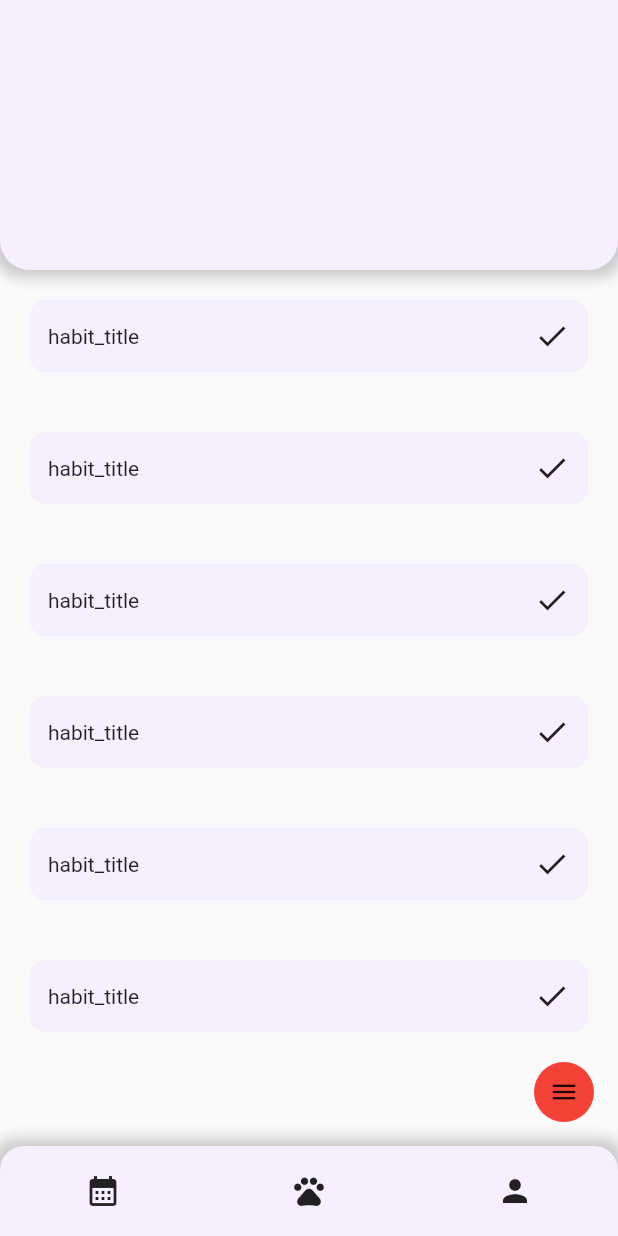
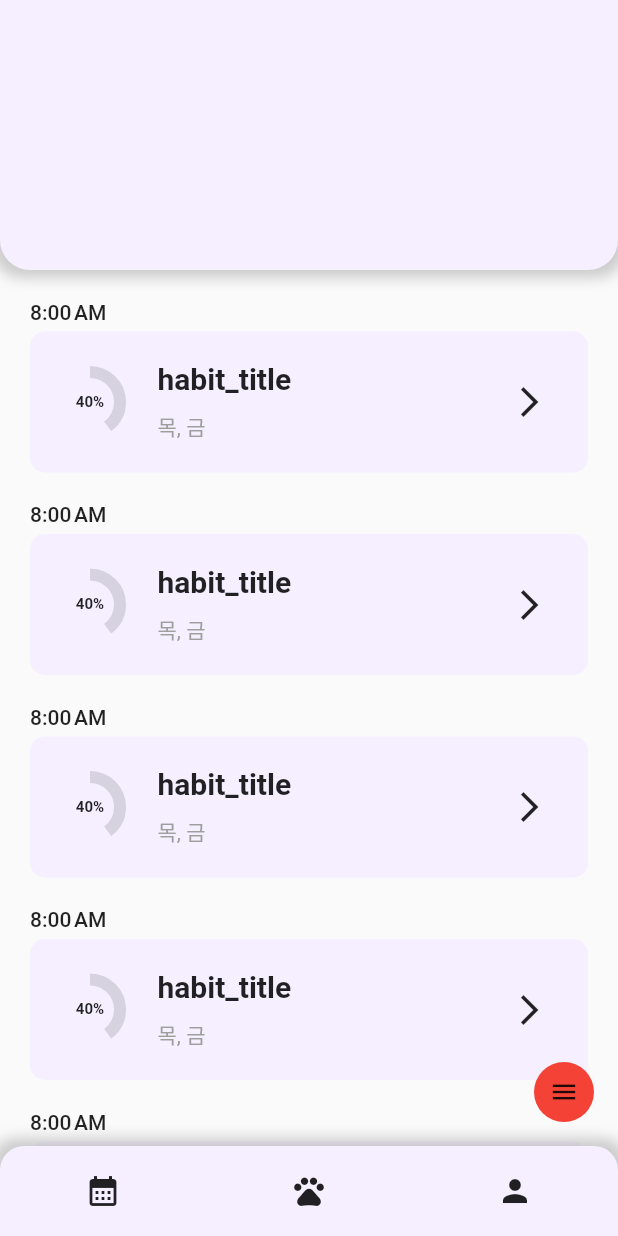
Before and after one commit to kugods-HabitTama/dahae-mobile, a Flutter app: the screen it shows after launch, on a phone screen of 412 x 824 dp. Run offline on Flutter 3.47's test engine with Material 2 defaults, Android fonts, the phone set to English and light mode, and no system bars; our stand-ins replace go_router.

Commit message:
layout and dialog

```diff
--- a/lib/screens/habit/habit_record_tile.dart
+++ b/lib/screens/habit/habit_record_tile.dart
@@ -1,4 +1,6 @@
 import 'package:flutter/material.dart';
+import 'package:intl/intl.dart';
+import 'package:dahae_mobile/screens/habit/edit_dialog.dart';
 
 // Todo
 // HabitRecord 객체를 입력받아 '메인 페이지'에 있는 HabitTile을 구현합니다.
@@ -7,25 +9,125 @@ import 'package:flutter/material.dart';
 // 팝업을 띄울 수 있어야 합니다.
 class HabitRecordTile extends StatelessWidget {
   final String title;
+  //final String progress;
+  //final TimeOfDay timeOfDay;
 
   const HabitRecordTile({
     super.key,
     required this.title,
+    //required this.progress,
+    //required this.timeOfDay,
   });
+
+  // TimeofDay Type 을 format
+  String formatTimeOfDay(TimeOfDay tod) {
+    final now = new DateTime.now();
+    final dt = DateTime(now.year, now.month, now.day, tod.hour, tod.minute);
+    final format = DateFormat.jm(); //"6:00 AM"
+    return format.format(dt);
+  }
 
   @override
   Widget build(BuildContext context) {
+    var percent = NumberFormat("##%");
+
+    // mockData - temp
+    double progress = 0.4;
+    const TimeOfDay habitTime = TimeOfDay(hour: 08, minute: 0); // 8:00am
+    const String day = "목, 금";
+
+    void submit() {
+      Navigator.of(context).pop();
+    }
+
+    Future<String?> openDialog() => showDialog(
+        context: context,
+        builder: (BuildContext context) {
+          return EditDialog();
+        });
+
     return Padding(
-      padding: const EdgeInsets.all(20.0),
+      padding: const EdgeInsets.fromLTRB(20, 20, 20, 0),
       child: Container(
-        decoration: BoxDecoration(
-          borderRadius: const BorderRadius.all(Radius.circular(10)),
-          color: Theme.of(context).backgroundColor,
-        ),
-        padding: const EdgeInsets.all(12.0),
-        child: Row(
-          mainAxisSize: MainAxisSize.max,
-          children: [Expanded(child: Text(title)), const Icon(Icons.done)],
+        child: Column(
+          crossAxisAlignment: CrossAxisAlignment.start,
+          mainAxisAlignment: MainAxisAlignment.center,
+          children: [
+            Text(
+              formatTimeOfDay(habitTime),
+              style: const TextStyle(fontWeight: FontWeight.w500),
+            ),
+            Container(
+              margin: const EdgeInsets.only(top: 5),
+              decoration: BoxDecoration(
+                  borderRadius: const BorderRadius.all(Radius.circular(10)),
+                  color: Theme.of(context).backgroundColor),
+              padding: const EdgeInsets.all(15.0),
+              child: Row(
+                /* Circular Progress */
+                children: [
+                  Container(
+                    width: 50,
+                    height: 50,
+                    padding: const EdgeInsets.all(5),
+                    margin: const EdgeInsets.only(right: 15),
+                    child: Stack(
+                      fit: StackFit.expand,
+                      children: [
+                        CircularProgressIndicator(
+                          strokeWidth: 8,
+                          value: progress,
+                          valueColor: AlwaysStoppedAnimation<Color>(
+                              Theme.of(context).focusColor),
+                        ),
+                        Center(
+                          child: Text(
+                            percent.format(progress),
+                            style: const TextStyle(
+                                fontWeight: FontWeight.bold, fontSize: 10),
+                          ),
+                        ),
+                      ],
+                    ),
+                  ),
+                  /* Title and Day */
+                  //Expanded(child: Text(title)),
+                  Expanded(
+                    child: Column(
+                      mainAxisAlignment: MainAxisAlignment.spaceAround,
+                      crossAxisAlignment: CrossAxisAlignment.start,
+                      children: [
+                        Container(
+                          padding: const EdgeInsets.all(5),
+                          child: Text(
+                            title,
+                            style: const TextStyle(
+                                fontWeight: FontWeight.bold, fontSize: 20),
+                          ),
+                        ),
+                        Container(
+                          padding: const EdgeInsets.all(5),
+                          child: const Text(
+                            day,
+                            style: TextStyle(
+                              color: Colors.grey,
+                            ),
+                          ),
+                        )
+                      ],
+                    ),
+                  ),
+                  IconButton(
+                    onPressed: () {
+                      openDialog();
+                    },
+                    icon: const Icon(Icons.arrow_forward_ios),
+                  )
+                  //Icon(Icons.arrow_forward_ios)
+                ],
+              ),
+            ),
+          ],
         ),
       ),
     );
```
Also changed, not shown: lib/screens/habit/edit_dialog.dart (added, +53 -0 lines), lib/screens/habit/tmp.dart (added), lib/screens/list_shape.dart/list_shape.dart (added).
